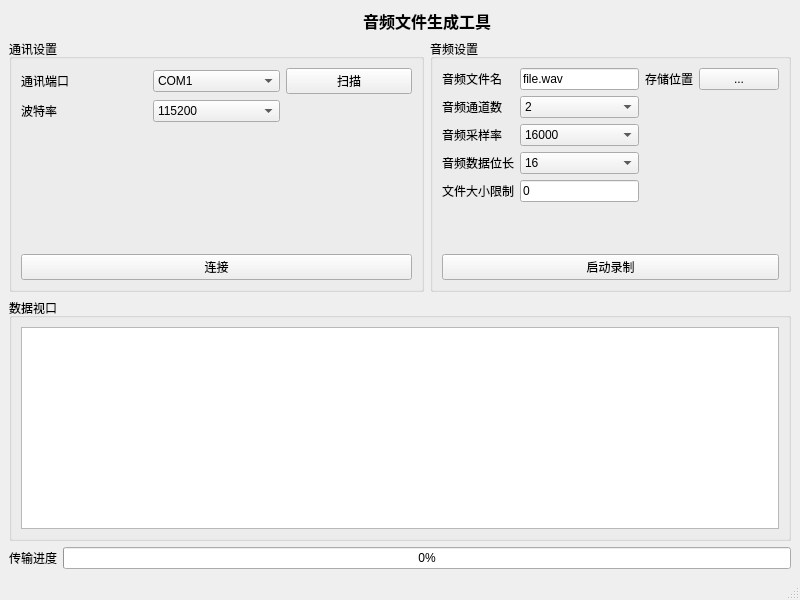
Above: mainwindow.ui from aron566/Audio_File_Generator before the change. Below: the same form after it.
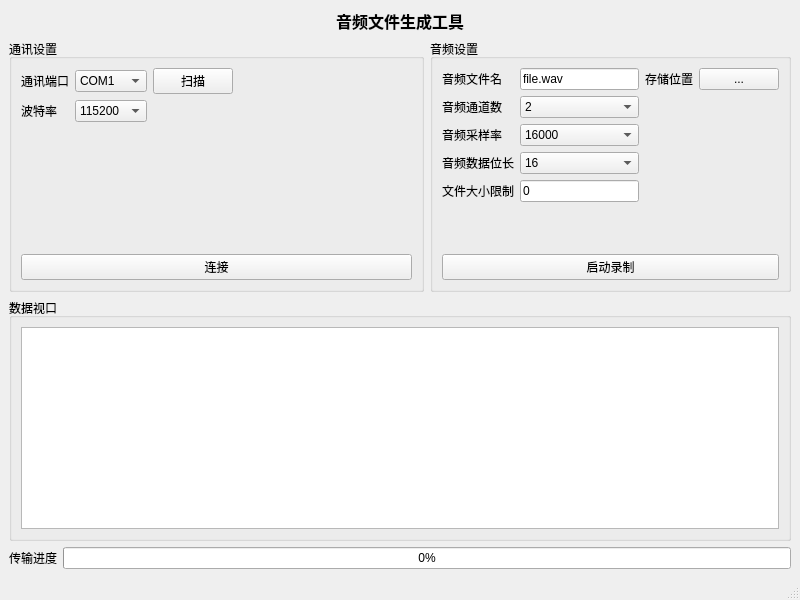
That is the form after the change.

```diff
--- a/mainwindow.ui
+++ b/mainwindow.ui
@@ -22,19 +22,6 @@
       </property>
      </widget>
     </item>
-    <item row="0" column="1" colspan="2">
-     <widget class="QLabel" name="TITLElabel">
-      <property name="sizePolicy">
-       <sizepolicy hsizetype="Preferred" vsizetype="Fixed">
-        <horstretch>0</horstretch>
-        <verstretch>0</verstretch>
-       </sizepolicy>
-      </property>
-      <property name="text">
-       <string>&lt;html&gt;&lt;head/&gt;&lt;body&gt;&lt;p align=&quot;center&quot;&gt;&lt;span style=&quot; font-size:12pt; font-weight:600;&quot;&gt;音频文件生成工具&lt;/span&gt;&lt;/p&gt;&lt;/body&gt;&lt;/html&gt;</string>
-      </property>
-     </widget>
-    </item>
     <item row="1" column="2">
      <widget class="QGroupBox" name="AUDIOgroupBox">
       <property name="title">
@@ -270,17 +257,10 @@
        <string>通讯设置</string>
       </property>
       <layout class="QGridLayout" name="gridLayout_2">
-       <item row="0" column="0">
-        <widget class="QLabel" name="COMlabel">
+       <item row="0" column="2">
+        <widget class="QPushButton" name="SCANpushButton">
          <property name="text">
-          <string>通讯端口</string>
-         </property>
-        </widget>
-       </item>
-       <item row="3" column="0" colspan="3">
-        <widget class="QPushButton" name="CONNECTpushButton">
-         <property name="text">
-          <string>连接</string>
+          <string>扫描</string>
          </property>
         </widget>
        </item>
@@ -300,13 +280,6 @@
          </item>
         </widget>
        </item>
-       <item row="0" column="2">
-        <widget class="QPushButton" name="SCANpushButton">
-         <property name="text">
-          <string>扫描</string>
-         </property>
-        </widget>
-       </item>
        <item row="1" column="1">
         <widget class="QComboBox" name="BOUDRATEcomboBox">
          <item>
@@ -334,9 +307,49 @@
          </property>
         </spacer>
        </item>
+       <item row="0" column="0">
+        <widget class="QLabel" name="COMlabel">
+         <property name="text">
+          <string>通讯端口</string>
+         </property>
+        </widget>
+       </item>
+       <item row="0" column="3">
+        <spacer name="horizontalSpacer">
+         <property name="orientation">
+          <enum>Qt::Horizontal</enum>
+         </property>
+         <property name="sizeHint" stdset="0">
+          <size>
+           <width>40</width>
+           <height>20</height>
+          </size>
+         </property>
+        </spacer>
+       </item>
+       <item row="3" column="0" colspan="4">
+        <widget class="QPushButton" name="CONNECTpushButton">
+         <property name="text">
+          <string>连接</string>
+         </property>
+        </widget>
+       </item>
       </layout>
      </widget>
     </item>
+    <item row="0" column="0" colspan="3">
+     <widget class="QLabel" name="TITLElabel">
+      <property name="sizePolicy">
+       <sizepolicy hsizetype="Preferred" vsizetype="Fixed">
+        <horstretch>0</horstretch>
+        <verstretch>0</verstretch>
+       </sizepolicy>
+      </property>
+      <property name="text">
+       <string>&lt;html&gt;&lt;head/&gt;&lt;body&gt;&lt;p align=&quot;center&quot;&gt;&lt;span style=&quot; font-size:12pt; font-weight:600;&quot;&gt;音频文件生成工具&lt;/span&gt;&lt;/p&gt;&lt;/body&gt;&lt;/html&gt;</string>
+      </property>
+     </widget>
+    </item>
    </layout>
   </widget>
   <widget class="QMenuBar" name="menubar">
```
